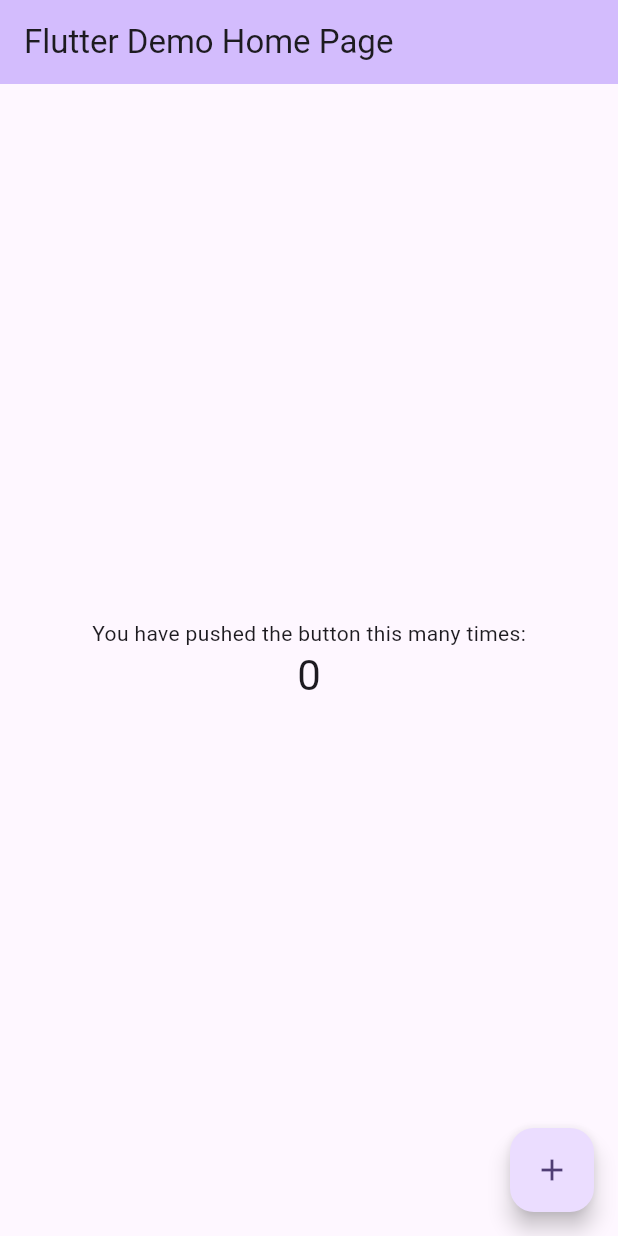
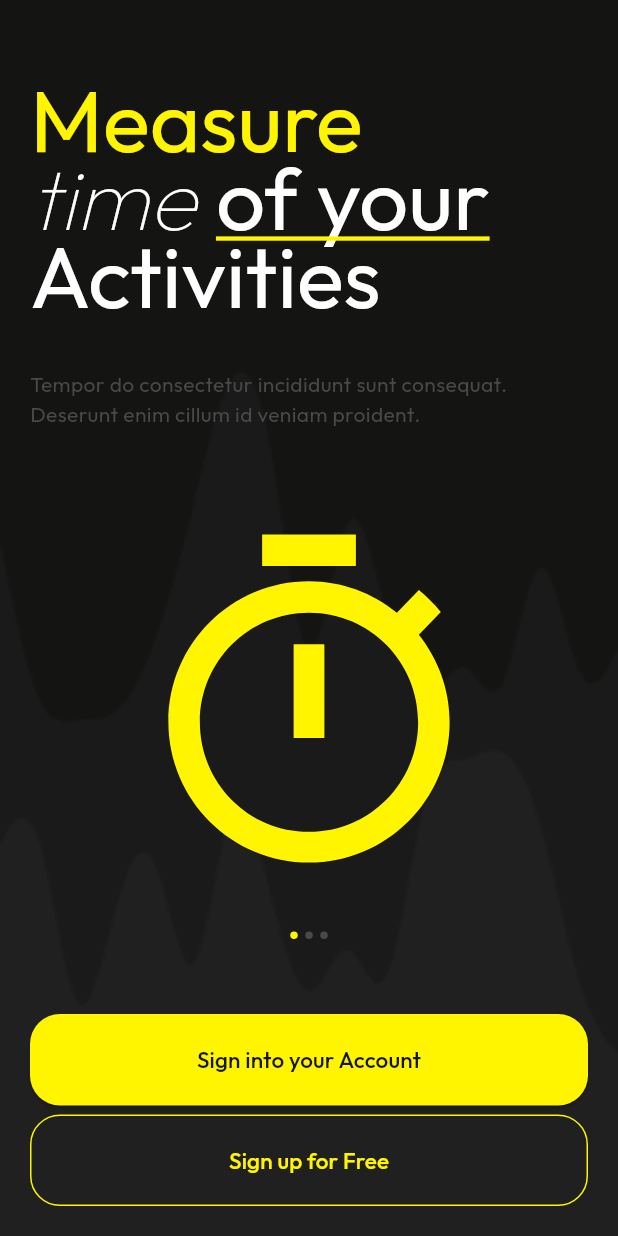
Before and after one commit to jsownz/flutter_stopwatch_app, a Flutter app: the screen it shows after launch, on a phone screen of 412 x 824 dp. Run offline on Flutter 3.47's test engine with Material 2 defaults, Android fonts, the phone set to English and light mode, and no system bars.

Commit message:
welcome screen

```diff
--- a/lib/constants.dart
+++ b/lib/constants.dart
@@ -4,4 +4,34 @@ const Color kMainBackgroundColor = Color(0xFF141413);
 const Color kBackgroundSecondaryColor = Color(0xFF1A1A1A);
 const Color kBackgroundTertiaryColor = Color(0xFF202020);
 const Color kYellow = Color(0xFFFFF500);
-const Color kSecondaryColor = Color(0xFF282828);
+const Color kSecondaryColor = Color(0xFF494949);
+
+ButtonStyle kYellowButton = ElevatedButton.styleFrom(
+  padding: const EdgeInsets.symmetric(vertical: 20.0),
+  backgroundColor: kYellow,
+  shape: RoundedRectangleBorder(
+    borderRadius: BorderRadius.circular(20.0),
+  ),
+);
+
+ButtonStyle kOutlineButton = OutlinedButton.styleFrom(
+  padding: const EdgeInsets.symmetric(vertical: 20.0),
+  shape: RoundedRectangleBorder(
+    borderRadius: BorderRadius.circular(20.0),
+  ),
+  side: const BorderSide(color: kYellow),
+);
+
+TextStyle kButtonText = const TextStyle(
+  fontFamily: 'Outfit',
+  color: kMainBackgroundColor,
+  fontWeight: FontWeight.w500,
+  fontSize: 15,
+);
+
+TextStyle kWelcomeFont = const TextStyle(
+  fontFamily: 'Outfit',
+  fontSize: 58,
+  color: Colors.white,
+  height: .9,
+);
--- a/lib/main.dart
+++ b/lib/main.dart
@@ -1,6 +1,17 @@
 import 'package:flutter/material.dart';
+import 'package:flutter/services.dart';
+import 'package:flutter_stopwatch_app/constants.dart';
+import 'package:flutter_stopwatch_app/screens/home_screen.dart';
 
 void main() {
+  SystemChrome.setSystemUIOverlayStyle(
+    const SystemUiOverlayStyle(
+      statusBarColor: kMainBackgroundColor,
+      // statusBarIconBrightness: Brightness.light,
+      systemNavigationBarColor: kMainBackgroundColor,
+      // systemNavigationBarIconBrightness: Brightness.light,
+    ),
+  );
   runApp(const MyApp());
 }
 
@@ -28,98 +39,12 @@ class MyApp extends StatelessWidget {
         //
         // This works for code too, not just values: Most code changes can be
         // tested with just a hot reload.
-        colorScheme: ColorScheme.fromSeed(seedColor: Colors.deepPurple),
+        colorScheme: ColorScheme.fromSeed(
+            seedColor: kYellow, background: kMainBackgroundColor),
         useMaterial3: true,
       ),
-      home: const MyHomePage(title: 'Flutter Demo Home Page'),
+      debugShowCheckedModeBanner: false,
+      home: const HomeScreen(),
     );
   }
 }
-
-class MyHomePage extends StatefulWidget {
-  const MyHomePage({super.key, required this.title});
-
-  // This widget is the home page of your application. It is stateful, meaning
-  // that it has a State object (defined below) that contains fields that affect
-  // how it looks.
-
-  // This class is the configuration for the state. It holds the values (in this
-  // case the title) provided by the parent (in this case the App widget) and
-  // used by the build method of the State. Fields in a Widget subclass are
-  // always marked "final".
-
-  final String title;
-
-  @override
-  State<MyHomePage> createState() => _MyHomePageState();
-}
-
-class _MyHomePageState extends State<MyHomePage> {
-  int _counter = 0;
-
-  void _incrementCounter() {
-    setState(() {
-      // This call to setState tells the Flutter framework that something has
-      // changed in this State, which causes it to rerun the build method below
-      // so that the display can reflect the updated values. If we changed
-      // _counter without calling setState(), then the build method would not be
-      // called again, and so nothing would appear to happen.
-      _counter++;
-    });
-  }
-
-  @override
-  Widget build(BuildContext context) {
-    // This method is rerun every time setState is called, for instance as done
-    // by the _incrementCounter method above.
-    //
-    // The Flutter framework has been optimized to make rerunning build methods
-    // fast, so that you can just rebuild anything that needs updating rather
-    // than having to individually change instances of widgets.
-    return Scaffold(
-      appBar: AppBar(
-        // TRY THIS: Try changing the color here to a specific color (to
-        // Colors.amber, perhaps?) and trigger a hot reload to see the AppBar
-        // change color while the other colors stay the same.
-        backgroundColor: Theme.of(context).colorScheme.inversePrimary,
-        // Here we take the value from the MyHomePage object that was created by
-        // the App.build method, and use it to set our appbar title.
-        title: Text(widget.title),
-      ),
-      body: Center(
-        // Center is a layout widget. It takes a single child and positions it
-        // in the middle of the parent.
-        child: Column(
-          // Column is also a layout widget. It takes a list of children and
-          // arranges them vertically. By default, it sizes itself to fit its
-          // children horizontally, and tries to be as tall as its parent.
-          //
-          // Column has various properties to control how it sizes itself and
-          // how it positions its children. Here we use mainAxisAlignment to
-          // center the children vertically; the main axis here is the vertical
-          // axis because Columns are vertical (the cross axis would be
-          // horizontal).
-          //
-          // TRY THIS: Invoke "debug painting" (choose the "Toggle Debug Paint"
-          // action in the IDE, or press "p" in the console), to see the
-          // wireframe for each widget.
-          mainAxisAlignment: MainAxisAlignment.center,
-          children: <Widget>[
-            const Text(
-              'You have pushed the button this many times:',
-            ),
-            Text(
-              '$_counter',
-              style: Theme.of(context).textTheme.headlineMedium,
-            ),
-          ],
-        ),
-      ),
-      floatingActionButton: FloatingActionButton(
-        onPressed: _incrementCounter,
-        tooltip: 'Increment',
-        child: const Icon(Icons.add),
-      ), // This trailing comma makes auto-formatting nicer for build methods.
-    );
-  }
-}
--- /dev/null
+++ b/lib/screens/home_screen.dart
@@ -0,0 +1,109 @@
+import 'package:flutter/material.dart';
+import 'package:flutter_stopwatch_app/constants.dart';
+import 'package:flutter_stopwatch_app/screens/welcome_screen.dart';
+import 'package:flutter_stopwatch_app/screens/welcome_screen2.dart';
+import 'package:flutter_stopwatch_app/screens/welcome_screen3.dart';
+
+class HomeScreen extends StatefulWidget {
+  const HomeScreen({super.key});
+
+  @override
+  State<HomeScreen> createState() => _HomeScreenState();
+}
+
+class _HomeScreenState extends State<HomeScreen> {
+  int selectedPage = 0;
+  final _controller = PageController(
+    initialPage: 0,
+  );
+
+  List<Widget> _pageIndicator() {
+    List<Widget> indicators = [];
+    for (int i = 0; i < 3; i++) {
+      Color color = i == selectedPage ? kYellow : kSecondaryColor;
+      indicators.add(Container(
+        height: 5,
+        width: 5,
+        decoration: BoxDecoration(
+          color: color,
+          borderRadius: BorderRadius.circular(100.0),
+        ),
+      ));
+      if (i < 2) {
+        indicators.add(
+          const SizedBox(width: 5),
+        );
+      }
+    }
+    return indicators;
+  }
+
+  @override
+  Widget build(BuildContext context) {
+    return Scaffold(
+      body: SafeArea(
+        child: Container(
+          padding: const EdgeInsets.symmetric(
+            vertical: 0,
+            horizontal: 20.0,
+          ),
+          decoration: const BoxDecoration(
+            image: DecorationImage(
+              image: AssetImage("images/layered-waves-haikei.png"),
+              fit: BoxFit.cover,
+            ),
+          ),
+          child: Column(
+            crossAxisAlignment: CrossAxisAlignment.stretch,
+            children: [
+              Expanded(
+                child: PageView(
+                  onPageChanged: (int page) {
+                    setState(() {
+                      selectedPage = page;
+                    });
+                  },
+                  controller: _controller,
+                  children: const [
+                    WelcomeScreen(),
+                    WelcomeScreen2(),
+                    WelcomeScreen3(),
+                  ],
+                ),
+              ),
+              Row(
+                mainAxisAlignment: MainAxisAlignment.center,
+                children: _pageIndicator(),
+              ),
+              const SizedBox(height: 50.0),
+              ElevatedButton(
+                onPressed: () {},
+                style: kYellowButton,
+                child: Text(
+                  "Sign into your Account",
+                  style: kButtonText,
+                ),
+              ),
+              const SizedBox(
+                height: 6,
+              ),
+              OutlinedButton(
+                onPressed: () {},
+                style: kOutlineButton,
+                child: Text(
+                  "Sign up for Free",
+                  style: kButtonText.copyWith(
+                    color: kYellow,
+                  ),
+                ),
+              ),
+              const SizedBox(
+                height: 20,
+              ),
+            ],
+          ),
+        ),
+      ),
+    );
+  }
+}
--- /dev/null
+++ b/lib/screens/welcome_screen.dart
@@ -0,0 +1,58 @@
+import 'package:flutter/material.dart';
+import 'package:flutter_stopwatch_app/constants.dart';
+
+class WelcomeScreen extends StatelessWidget {
+  const WelcomeScreen({super.key});
+
+  @override
+  Widget build(BuildContext context) {
+    return Column(
+      crossAxisAlignment: CrossAxisAlignment.stretch,
+      children: [
+        const SizedBox(
+          height: 60,
+        ),
+        RichText(
+          textAlign: TextAlign.left,
+          softWrap: true,
+          text: TextSpan(
+            children: [
+              TextSpan(
+                text: 'Measure\n',
+                style: kWelcomeFont.copyWith(
+                  color: kYellow,
+                ),
+              ),
+              TextSpan(
+                text: 'time ',
+                style: kWelcomeFont.copyWith(
+                  fontWeight: FontWeight.w100,
+                  fontStyle: FontStyle.italic,
+                ),
+              ),
+              TextSpan(
+                text: 'of your ',
+                style: kWelcomeFont.copyWith(
+                  decoration: TextDecoration.underline,
+                  decorationColor: kYellow,
+                ),
+              ),
+              TextSpan(text: 'Activities', style: kWelcomeFont),
+            ],
+          ),
+        ),
+        const SizedBox(height: 30.0),
+        const Text(
+          "Tempor do consectetur incididunt sunt consequat. Deserunt enim cillum id veniam proident.",
+          style: TextStyle(
+            fontFamily: 'Outfit',
+            fontWeight: FontWeight.w400,
+            color: kSecondaryColor,
+          ),
+        ),
+        const SizedBox(height: 60.0),
+        const Icon(Icons.timer_outlined, size: 250, color: kYellow),
+      ],
+    );
+  }
+}
```
Also changed, not shown: lib/screens/welcome_screen2.dart (added, +58 -0 lines), lib/screens/welcome_screen3.dart (added, +58 -0 lines), pubspec.yaml (+7 -0 lines), images/layered-waves-haikei.png (added).
